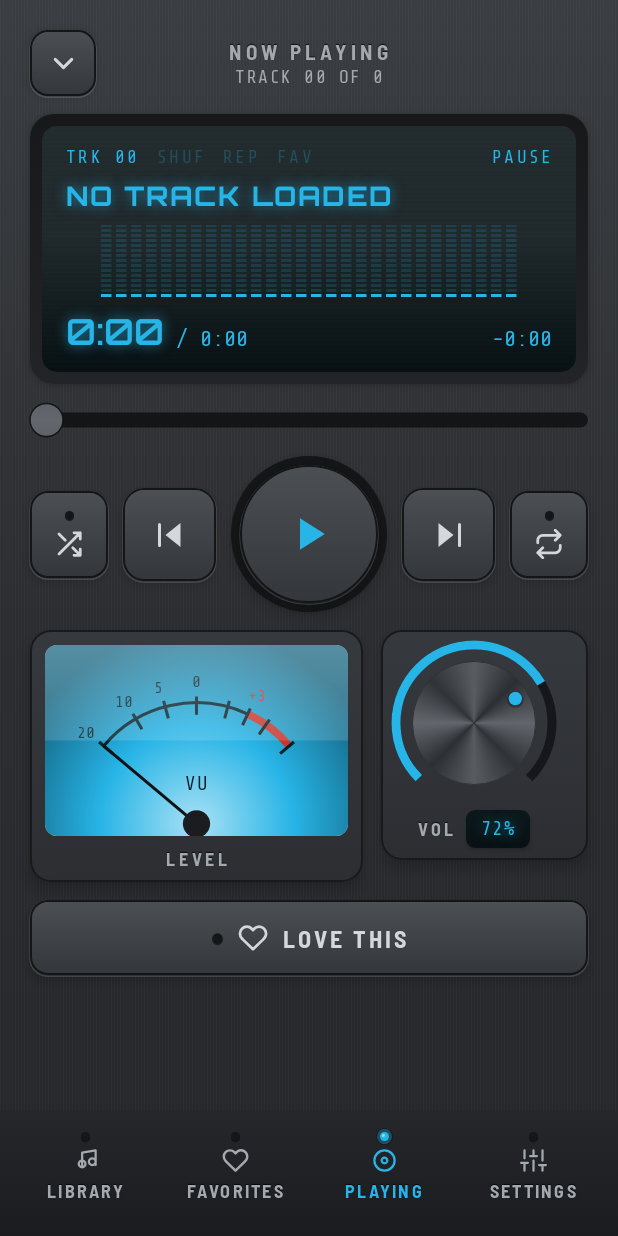
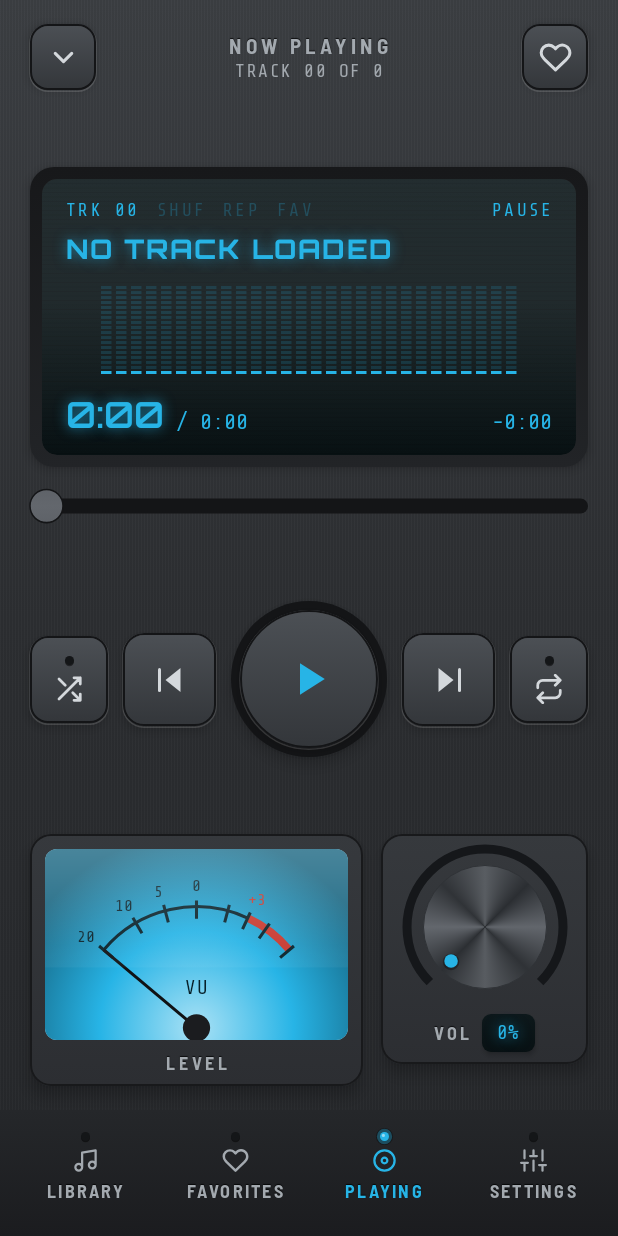
Before and after one commit to yass-gr/Ventic, an Android app built with Jetpack Compose: the screen it shows after launch (MainActivity), item 3 of the bottom bar chosen, on a phone screen of 412 x 824 dp. Run offline under Robolectric (Android 15) with nearby library versions, the phone set to English and light mode, and no system bars; libraries missing offline, so code that uses them is left out: kotlinx.coroutines.guava; 13 statements that could not run were skipped.

Commit message:
Now Playing: tiered layout with distributed spacing, header favorite, larger cover; knob drives device media volume (synced with hardware keys); fix music-note icon and knob centring
Co-Authored-By: Claude Opus 5.5 <noreply@anthropic.com>

```diff
--- a/app/src/main/java/com/yass/vintageplayer/MainActivity.kt
+++ b/app/src/main/java/com/yass/vintageplayer/MainActivity.kt
@@ -2,6 +2,7 @@ package com.yass.vintageplayer
 
 import android.Manifest
 import android.content.pm.PackageManager
+import android.media.AudioManager
 import android.os.Build
 import android.os.Bundle
 import androidx.activity.ComponentActivity
@@ -73,6 +74,7 @@ class MainActivity : ComponentActivity() {
 
     override fun onCreate(savedInstanceState: Bundle?) {
         super.onCreate(savedInstanceState)
+        volumeControlStream = AudioManager.STREAM_MUSIC
         gateNeeded = !hasAudioPermission()
         if (!gateNeeded) {
             lifecycleScope.launch { AppGraph.library.start() }
--- a/app/src/main/java/com/yass/vintageplayer/playback/MediaControllerConnection.kt
+++ b/app/src/main/java/com/yass/vintageplayer/playback/MediaControllerConnection.kt
@@ -3,6 +3,7 @@ package com.yass.vintageplayer.playback
 import android.content.ComponentName
 import android.content.ContentUris
 import android.content.Context
+import android.media.AudioManager
 import android.net.Uri
 import androidx.media3.common.MediaItem
 import androidx.media3.common.MediaMetadata
@@ -23,6 +24,7 @@ import kotlinx.coroutines.flow.combine
 import kotlinx.coroutines.flow.stateIn
 import kotlinx.coroutines.guava.await
 import kotlinx.coroutines.launch
+import kotlin.math.roundToInt
 
 /**
  * [PlayerConnection] backed by a Media3 [MediaController] bound to [PlaybackService].
@@ -42,7 +44,7 @@ class MediaControllerConnection(
     private val persisted = settings.settings.value
     private val _state = MutableStateFlow(
         PlaybackState(
-            volume = persisted.volume,
+            volume = currentMediaVolume(context),
             shuffle = persisted.shuffle,
             repeatOne = persisted.repeatOne,
         ),
@@ -198,12 +200,23 @@ class MediaControllerConnection(
         settings.update { it.copy(repeatOne = enabled) }
     }
 
+    /** Sets the device media volume; [volume] is 0..1 mapped onto the stream's discrete steps. */
     override fun setVolume(volume: Float) {
         val coerced = volume.coerceIn(0f, 1f)
         runWhenConnected { ctrl ->
-            ctrl.volume = coerced
+            if (!ctrl.isCommandAvailable(Player.COMMAND_SET_DEVICE_VOLUME_WITH_FLAGS)) {
+                return@runWhenConnected
+            }
+            val info = ctrl.deviceInfo
+            val range = info.maxVolume - info.minVolume
+            if (range <= 0) {
+                return@runWhenConnected
+            }
+            val step = info.minVolume + (coerced * range).roundToInt()
+            if (step != ctrl.deviceVolume) {
+                ctrl.setDeviceVolume(step, 0)
+            }
         }
-        settings.update { it.copy(volume = coerced) }
     }
 
     /**
@@ -256,7 +269,7 @@ class MediaControllerConnection(
             repeatOne = ctrl.repeatMode == Player.REPEAT_MODE_ONE,
             queueIndex = ctrl.currentMediaItemIndex.coerceAtLeast(0),
             queueSize = ctrl.mediaItemCount,
-            volume = ctrl.volume,
+            volume = deviceVolumeFraction(ctrl),
         )
         _state.value = next
         if (wasPlaying && !next.isPlaying) {
@@ -284,9 +297,22 @@ class MediaControllerConnection(
     }
 
     private fun applyPersistedSettings(ctrl: MediaController, saved: AppSettings) {
-        ctrl.volume = saved.volume.coerceIn(0f, 1f)
+        // Loudness is owned by the device media volume; keep the player's own gain at unity.
+        ctrl.volume = 1f
         ctrl.shuffleModeEnabled = saved.shuffle
         ctrl.repeatMode = if (saved.repeatOne) Player.REPEAT_MODE_ONE else Player.REPEAT_MODE_OFF
+    }
+
+    private fun deviceVolumeFraction(ctrl: Player): Float {
+        if (!ctrl.isCommandAvailable(Player.COMMAND_GET_DEVICE_VOLUME)) {
+            return _state.value.volume
+        }
+        val info = ctrl.deviceInfo
+        val range = info.maxVolume - info.minVolume
+        if (range <= 0) {
+            return _state.value.volume
+        }
+        return ((ctrl.deviceVolume - info.minVolume).toFloat() / range).coerceIn(0f, 1f)
     }
 
     private fun Track.toMediaItem(): MediaItem {
@@ -309,6 +335,15 @@ class MediaControllerConnection(
     }
 
     companion object {
+        /** Device media volume as 0..1, read synchronously so the knob is right before the controller connects. */
+        private fun currentMediaVolume(context: Context): Float {
+            val audio = context.getSystemService(AudioManager::class.java) ?: return 0f
+            val min = audio.getStreamMinVolume(AudioManager.STREAM_MUSIC)
+            val max = audio.getStreamMaxVolume(AudioManager.STREAM_MUSIC)
+            if (max <= min) return 0f
+            return ((audio.getStreamVolume(AudioManager.STREAM_MUSIC) - min).toFloat() / (max - min)).coerceIn(0f, 1f)
+        }
+
         private const val PREVIOUS_RESTART_THRESHOLD_MS = 3_000L
         private const val PERSIST_INTERVAL_MS = 10_000L
     }
--- a/app/src/main/java/com/yass/vintageplayer/playback/PlaybackService.kt
+++ b/app/src/main/java/com/yass/vintageplayer/playback/PlaybackService.kt
@@ -50,6 +50,8 @@ class PlaybackService : MediaSessionService() {
                 true,
             )
             .setHandleAudioBecomingNoisy(true)
+            // Volume knob drives the device media volume (STREAM_MUSIC), so hardware keys and knob stay in sync.
+            .setDeviceVolumeControlEnabled(true)
             .setWakeMode(C.WAKE_MODE_LOCAL)
             .build()
         player = exoPlayer
--- a/app/src/main/java/com/yass/vintageplayer/ui/components/Icons.kt
+++ b/app/src/main/java/com/yass/vintageplayer/ui/components/Icons.kt
@@ -76,7 +76,7 @@ object VintageIcons {
     )
     val MusicNote: ImageVector = strokeIcon(
         "music_note",
-        "M9 18V5L21 3V16M9 18A3 3 0 1 0 9 12 3 3 0 0 0 9 18ZM18 16A3 3 0 1 0 18 10 3 3 0 0 0 18 16Z",
+        "M9 18V5L21 3V16M9 18A3 3 0 1 0 3 18A3 3 0 1 0 9 18ZM21 16A3 3 0 1 0 15 16A3 3 0 1 0 21 16Z",
         2f,
     )
     val Disc: ImageVector = strokeIcon(
--- a/app/src/main/java/com/yass/vintageplayer/ui/components/VuMeter.kt
+++ b/app/src/main/java/com/yass/vintageplayer/ui/components/VuMeter.kt
@@ -128,7 +128,7 @@ fun VuMeter(
     }
 
     val gloss = remember {
-        Brush.verticalGradient(0f to Color.White.copy(alpha = 0.28f), 1f to Color.Transparent)
+        Brush.verticalGradient(0f to Color.White.copy(alpha = 0.22f), 0.5f to Color.White.copy(alpha = 0.06f), 1f to Color.Transparent)
     }
     Box(
         modifier = modifier
@@ -184,7 +184,7 @@ fun VuMeter(
                 drawLine(tokens.vuNeedle, Offset(cx, cy), Offset(cx, 38f * sy), strokeWidth = 2f * sx)
             }
             drawCircle(tokens.vuCap, 9f * sx, Offset(cx, cy))
-            drawRect(gloss, size = androidx.compose.ui.geometry.Size(size.width, size.height / 2f))
+            drawRect(gloss, size = androidx.compose.ui.geometry.Size(size.width, size.height * 0.62f))
         }
     }
 }
--- a/app/src/main/java/com/yass/vintageplayer/ui/screens/PlayerScreen.kt
+++ b/app/src/main/java/com/yass/vintageplayer/ui/screens/PlayerScreen.kt
@@ -4,6 +4,9 @@ import androidx.compose.foundation.Image
 import androidx.compose.foundation.background
 import androidx.compose.foundation.layout.Arrangement
 import androidx.compose.foundation.layout.Box
+import androidx.compose.foundation.layout.Spacer
+import androidx.compose.foundation.layout.ColumnScope
+import androidx.compose.foundation.layout.BoxWithConstraints
 import androidx.compose.foundation.layout.Column
 import androidx.compose.foundation.layout.Row
 import androidx.compose.foundation.layout.fillMaxSize
@@ -117,12 +120,18 @@ fun PlayerScreen(ui: UiState, vm: MainViewModel, modifier: Modifier = Modifier)
         }
     }
 
+    BoxWithConstraints(modifier = modifier.fillMaxSize()) {
+    // Tall screens: tiers are spread evenly (design's justify-content: space-between).
+    // Short screens: fixed gaps inside a scroll container.
+    val roomy = maxHeight >= 660.dp
+    val tierGap: @Composable ColumnScope.() -> Unit = {
+        if (roomy) Spacer(Modifier.weight(1f)) else Spacer(Modifier.height(16.dp))
+    }
     Column(
-        modifier = modifier
+        modifier = Modifier
             .fillMaxSize()
-            .verticalScroll(rememberScrollState())
-            .padding(start = 20.dp, top = 20.dp, end = 20.dp, bottom = 16.dp),
-        verticalArrangement = Arrangement.spacedBy(12.dp),
+            .then(if (roomy) Modifier else Modifier.verticalScroll(rememberScrollState()))
+            .padding(start = 20.dp, top = 16.dp, end = 20.dp, bottom = 16.dp),
     ) {
         // Header: back + NOW PLAYING + TRACK nn OF nn.
         Row(
@@ -154,8 +163,27 @@ fun PlayerScreen(ui: UiState, vm: MainViewModel, modifier: Modifier = Modifier)
                     ),
                 )
             }
-            Box(modifier = Modifier.size(44.dp))
+            val headerFav = track != null && track.id in ui.favorites
+            BevelButton(
+                onClick = vm::toggleCurrentFav,
+                on = headerFav,
+                enabled = track != null,
+                shape = RoundedCornerShape(12.dp),
+                modifier = Modifier.size(44.dp),
+            ) {
+                Image(
+                    if (headerFav) VintageIcons.HeartFilled else VintageIcons.Heart,
+                    contentDescription = if (headerFav) "Remove from favorites" else "Add to favorites",
+                    modifier = Modifier.size(22.dp),
+                    colorFilter = ColorFilter.tint(if (headerFav) tokens.accentText else tokens.btnText),
+                )
+            }
         }
+
+        tierGap()
+
+        // Display tier: LCD + seek groove belong together.
+        Column(verticalArrangement = Arrangement.spacedBy(14.dp)) {
 
         // LCD block.
         LcdPanel(modifier = Modifier.fillMaxWidth()) {
@@ -179,7 +207,7 @@ fun PlayerScreen(ui: UiState, vm: MainViewModel, modifier: Modifier = Modifier)
                         verticalAlignment = Alignment.CenterVertically,
                         horizontalArrangement = Arrangement.spacedBy(12.dp),
                     ) {
-                        CoverArt(track, 60.dp, 6.dp)
+                        CoverArt(track, 76.dp, 6.dp)
                         Column(modifier = Modifier.weight(1f), verticalArrangement = Arrangement.spacedBy(4.dp)) {
                             BasicText(
                                 track.title.uppercase(),
@@ -205,6 +233,17 @@ fun PlayerScreen(ui: UiState, vm: MainViewModel, modifier: Modifier = Modifier)
                                 maxLines = 1,
                                 overflow = TextOverflow.Ellipsis,
                             )
+                            BasicText(
+                                track.album.uppercase(),
+                                style = TextStyle(
+                                    color = tokens.lcdText.copy(alpha = 0.55f),
+                                    fontFamily = ShareTechMono,
+                                    fontSize = 12.sp,
+                                    letterSpacing = 1.sp,
+                                ),
+                                maxLines = 1,
+                                overflow = TextOverflow.Ellipsis,
+                            )
                         }
                     }
                 } else {
@@ -223,7 +262,8 @@ fun PlayerScreen(ui: UiState, vm: MainViewModel, modifier: Modifier = Modifier)
                 SpectrumBars(
                     levels = { levels },
                     playing = { playback.isPlaying },
-                    modifier = Modifier.align(Alignment.CenterHorizontally),
+                    height = if (roomy) 60.dp else 48.dp,
+                    modifier = Modifier.align(Alignment.CenterHorizontally).padding(vertical = 4.dp),
                 )
                 Row(
                     verticalAlignment = Alignment.Bottom,
@@ -272,6 +312,9 @@ fun PlayerScreen(ui: UiState, vm: MainViewModel, modifier: Modifier = Modifier)
                 }
             },
         )
+        }
+
+        tierGap()
 
         // Transport row.
         Row(
@@ -347,6 +390,8 @@ fun PlayerScreen(ui: UiState, vm: MainViewModel, modifier: Modifier = Modifier)
             }
         }
 
+        tierGap()
+
         // VU + volume modules.
         Row(
             modifier = Modifier.fillMaxWidth(),
@@ -369,7 +414,7 @@ fun PlayerScreen(ui: UiState, vm: MainViewModel, modifier: Modifier = Modifier)
             }
             Module(modifier = Modifier.width(138.dp)) {
                 Column(
-                    modifier = Modifier.padding(10.dp, 10.dp, 8.dp, 8.dp),
+                    modifier = Modifier.fillMaxWidth().padding(10.dp, 10.dp, 10.dp, 8.dp),
                     horizontalAlignment = Alignment.CenterHorizontally,
                     verticalArrangement = Arrangement.spacedBy(6.dp),
                 ) {
@@ -388,37 +433,7 @@ fun PlayerScreen(ui: UiState, vm: MainViewModel, modifier: Modifier = Modifier)
             }
         }
 
-        // LOVE THIS.
-        val curFav = track != null && track.id in ui.favorites
-        BevelButton(
-            onClick = vm::toggleCurrentFav,
-            on = curFav,
-            shape = RoundedCornerShape(12.dp),
-            modifier = Modifier.fillMaxWidth().height(50.dp),
-        ) {
-            Row(
-                verticalAlignment = Alignment.CenterVertically,
-                horizontalArrangement = Arrangement.spacedBy(10.dp),
-            ) {
-                Led(curFav, size = 7.dp)
-                Image(
-                    if (curFav) VintageIcons.HeartFilled else VintageIcons.Heart,
-                    contentDescription = null,
-                    modifier = Modifier.size(20.dp),
-                    colorFilter = ColorFilter.tint(if (curFav) tokens.accentText else tokens.btnText),
-                )
-                BasicText(
-                    if (curFav) "LOVED" else "LOVE THIS",
-                    style = TextStyle(
-                        color = tokens.btnText,
-                        fontFamily = Barlow,
-                        fontWeight = FontWeight.Bold,
-                        fontSize = 16.sp,
-                        letterSpacing = 2.sp,
-                    ),
-                )
-            }
-        }
+    }
     }
 }
 
```
Also changed, not shown: app/src/main/java/com/yass/vintageplayer/ui/components/VolumeKnob.kt (+7 -2 lines).
